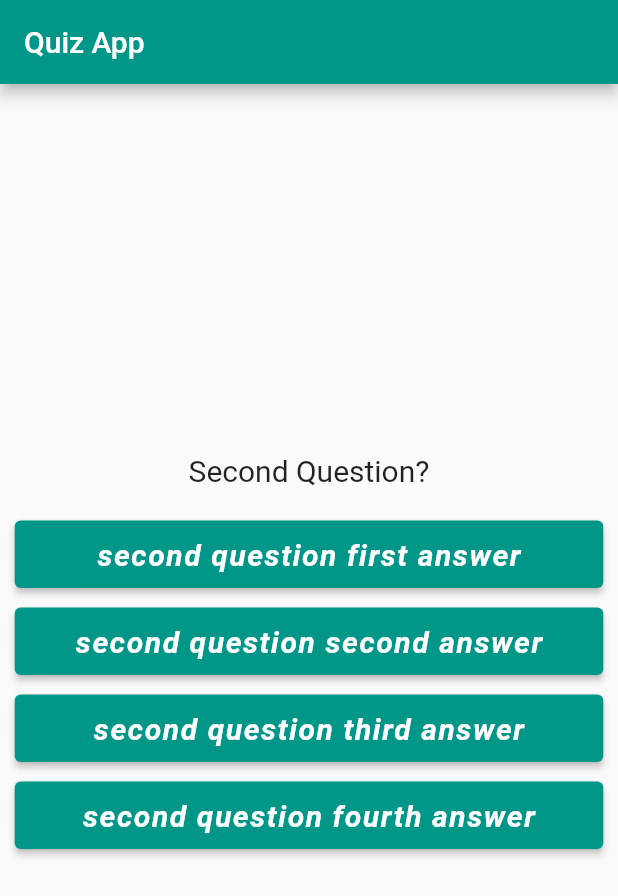
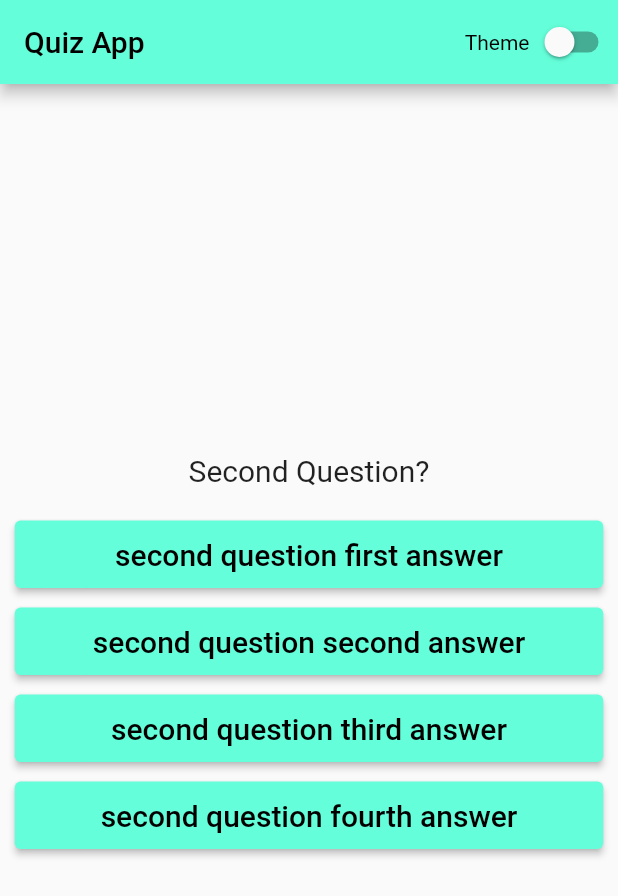
Before and after one commit to RamezHamdiSaeed/MyFlutterReference, a Flutter app: the screen it shows after launch, after a tap on "first question first answer", on a phone screen of 412 x 824 dp. Shown: the top 896 px of the screen. Run offline on Flutter 3.47's test engine with Material 2 defaults, Android fonts, the phone set to English and light mode, and no system bars.

Commit message:
add Theme feature

```diff
--- a/lib/App/components/answer.dart
+++ b/lib/App/components/answer.dart
@@ -1,11 +1,17 @@
 import 'package:flutter/material.dart';
+import '../utils/color.dart' as theme;
 
 class Answer extends StatelessWidget {
-  const Answer({Key? key, required this.questionAnswer, required this.onPress})
+  const Answer(
+      {Key? key,
+      required this.questionAnswer,
+      required this.onPress,
+      required this.customTheme})
       : super(key: key);
 
   final String questionAnswer;
   final Function() onPress;
+  final theme.Theme customTheme;
   @override
   Widget build(BuildContext context) {
     return Column(
@@ -14,12 +20,12 @@ class Answer extends StatelessWidget {
             style: ButtonStyle(
                 fixedSize: MaterialStateProperty.all(
                     Size(MediaQuery.of(context).size.width / 1.05, 45)),
-                backgroundColor:
-                    MaterialStateProperty.all(Theme.of(context).primaryColor)),
+                backgroundColor: MaterialStateProperty.all(
+                    customTheme.buttonsAndAppBarBackGround)),
             onPressed: onPress,
             child: Text(
               questionAnswer,
-              style: const TextStyle(fontSize: 20, color: Colors.white),
+              style: TextStyle(fontSize: 20, color: customTheme.text),
             )),
         const SizedBox(
           height: 10,
--- a/lib/App/components/question.dart
+++ b/lib/App/components/question.dart
@@ -1,11 +1,14 @@
 import 'package:flutter/material.dart';
+import '../utils/text.dart';
+import '../utils/color.dart' as theme;
 
 class Question extends StatelessWidget {
   final String question;
-  const Question(this.question, {super.key});
+
+  const Question({Key? key, required this.question}) : super(key: key);
 
   @override
   Widget build(BuildContext context) {
-    return Text(question, style: const TextStyle(fontSize: 20));
+    return Text(question, style: TextStyle(fontSize: Size().large));
   }
 }
--- a/lib/App/pages/question-n-answers.dart
+++ b/lib/App/pages/question-n-answers.dart
@@ -2,15 +2,17 @@ import 'package:flutter/foundation.dart';
 import 'package:flutter/material.dart';
 import '../components/question.dart';
 import '../components/answer.dart';
+import '../utils/text.dart';
+import '../utils/color.dart' as theme;
 
-class QuestionAndAnswer extends StatefulWidget {
-  const QuestionAndAnswer({Key? key}) : super(key: key);
+class QuestionAndAnswers extends StatefulWidget {
+  const QuestionAndAnswers({Key? key}) : super(key: key);
 
   @override
-  State<QuestionAndAnswer> createState() => _QuestionAndAnswerState();
+  State<QuestionAndAnswers> createState() => _QuestionAndAnswersState();
 }
 
-class _QuestionAndAnswerState extends State<QuestionAndAnswer> {
+class _QuestionAndAnswersState extends State<QuestionAndAnswers> {
   final List<Map<String, dynamic>> questionAndAnswers = [
     {
       "question": "First Question?",
@@ -33,30 +35,74 @@ class _QuestionAndAnswerState extends State<QuestionAndAnswer> {
   ];
 
   int questionIndex = 0;
+
+  final customTheme = theme.Theme();
+  bool isSwitch = false;
+
   void answerOnPress() {
     if (kDebugMode) {
-      print("answer selected");
+      print("answer selected $questionIndex");
     }
     setState(() {
-      (questionAndAnswers.length - 1 == questionIndex)
-          ? (questionIndex = 0)
-          : questionIndex++;
+      questionIndex = (questionIndex == questionAndAnswers.length - 1)
+          ? -1 //! just to break the cycle to the result screen then get back  with value 0
+          : questionIndex + 1;
     });
   }
 
+  Column body(body) =>
+      Column(mainAxisAlignment: MainAxisAlignment.center, children: body);
   @override
   Widget build(BuildContext context) {
-    return Scaffold(
-      appBar: AppBar(title: const Text("Quiz App")),
-      // ignore: prefer_const_constructors
-      body: SizedBox(
-          width: double.infinity,
-          child: Column(mainAxisAlignment: MainAxisAlignment.center, children: [
-            Question(questionAndAnswers[questionIndex]["question"]),
+    List<Widget> result = [
+      Text(
+        "Done",
+        style: TextStyle(fontSize: Size().large),
+      ),
+      TextButton(
+          onPressed: () {
+            setState(() {
+              questionIndex = 0;
+            });
+          },
+          child: const Text(
+            "Retake The Quiz?!!",
+            style: TextStyle(color: Colors.red),
+          ))
+    ];
+
+    List<Widget> quizBody = (questionIndex == -1)
+        ? [body(result)]
+        : [
+            Question(question: questionAndAnswers[questionIndex]["question"]),
             const SizedBox(height: 20),
             ...questionAndAnswers[questionIndex]["answers"].map((answer) =>
-                Answer(questionAnswer: answer, onPress: answerOnPress)),
-          ])),
+                Answer(
+                    questionAnswer: answer,
+                    onPress: answerOnPress,
+                    customTheme: customTheme)),
+          ];
+
+    return Scaffold(
+      appBar: AppBar(
+          title: Text("Quiz App", style: TextStyle(color: customTheme.text)),
+          actions: [
+            Center(
+                child:
+                    Text("Theme", style: TextStyle(color: customTheme.text))),
+            Switch(
+              value: isSwitch,
+              onChanged: (value) {
+                setState(() {
+                  isSwitch = value;
+                  (value) ? customTheme.blackTheme() : customTheme.whiteTheme();
+                });
+              },
+              activeColor: customTheme.text,
+            )
+          ],
+          backgroundColor: customTheme.buttonsAndAppBarBackGround),
+      body: SizedBox(width: double.infinity, child: body(quizBody)),
     );
   }
 }
--- a/lib/App/quiz_app.dart
+++ b/lib/App/quiz_app.dart
@@ -4,34 +4,30 @@ import 'package:flutter/material.dart';
 class MyApp extends StatelessWidget {
   const MyApp({Key? key}) : super(key: key);
 
-  // void printText(msg) {
   @override
   Widget build(BuildContext context) {
     return MaterialApp(
       // we use routes with specified initialRoute to use navigator .pushNamed and organize Navigation Map for Readability
       //! when we are using routes and initialRoute we have to remove home property from MaterialApp
       //* it's better to use route name from the widget representing the page to avoid confusion and long routes
-      home: const QuestionAndAnswer(),
+      home: const QuestionAndAnswers(),
       theme: ThemeData(
-        textButtonTheme: TextButtonThemeData(
-          style: ButtonStyle(
-              overlayColor: MaterialStateProperty.all(Colors.white)),
-        ),
+        textButtonTheme: const TextButtonThemeData(),
         // appBarTheme: const AppBarTheme(
         //     foregroundColor: Colors.white,
         //     titleTextStyle: TextStyle(fontFamily: "Splash", fontSize: 20))
 
-        textTheme: const TextTheme(
-          // bodyText2: TextStyle(color: Colors.teal, fontFamily: "Splash"),
-          button: TextStyle(
-            color: Colors.teal,
-            fontSize: 20,
-            fontWeight: FontWeight.bold,
-            fontStyle: FontStyle.italic,
-            letterSpacing: 1,
-          ),
-        ), //! to use accentColor you need to use colorSchema as its alternative and also for primarySwatch
-        primarySwatch: Colors.teal,
+        // textTheme: TextTheme(
+        //   // bodyText2: TextStyle(color: Colors.teal, fontFamily: "Splash"),
+        //   button: TextStyle(
+        //     color: Color(whiteAndBlackTheme.buttonsAndAppBarBackGround),
+        //     fontSize: 20,
+        //     fontWeight: FontWeight.bold,
+        //     fontStyle: FontStyle.italic,
+        //     letterSpacing: 1,
+        //   ),
+        // ), //! to use accentColor you need to use colorSchema as its alternative and also for primarySwatch
+
         // colorScheme: ColorScheme.fromSwatch(primarySwatch: Colors.teal)
         //     .copyWith(secondary: Colors.blueAccent),
       ),
--- /dev/null
+++ b/lib/App/utils/color.dart
@@ -0,0 +1,17 @@
+import 'package:flutter/material.dart';
+
+class Theme {
+  Color buttonsAndAppBarBackGround = Colors.tealAccent;
+
+  Color text = Colors.black;
+
+  whiteTheme() {
+    buttonsAndAppBarBackGround = Colors.tealAccent;
+    text = Colors.black;
+  }
+
+  blackTheme() {
+    buttonsAndAppBarBackGround = const Color.fromARGB(255, 1, 77, 69);
+    text = Colors.white;
+  }
+}
--- /dev/null
+++ b/lib/App/utils/text.dart
@@ -0,0 +1,3 @@
+class Size {
+  final double large = 20;
+}
```
Also changed, not shown: 1 other file.
